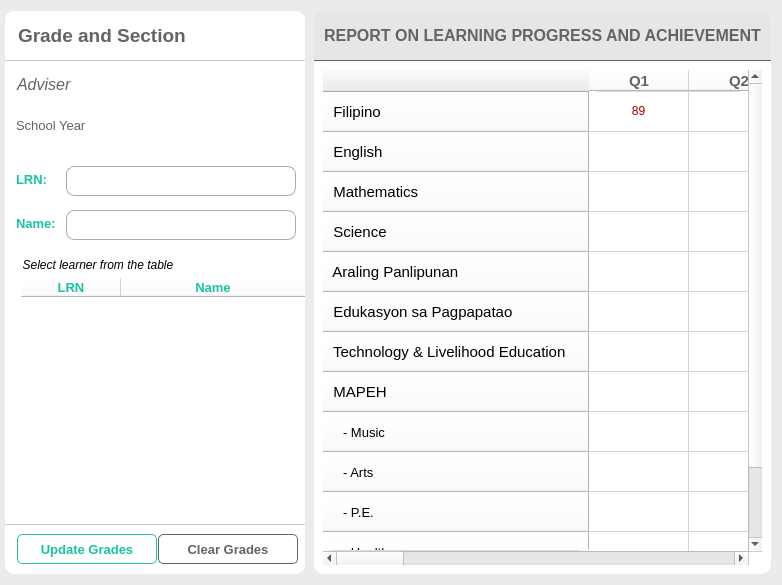
This is LMS_v2.1/ui/gradesJHS.ui in jpcanas/School_LMSv2 as Qt 5 draws it before an edit. The edited form follows.
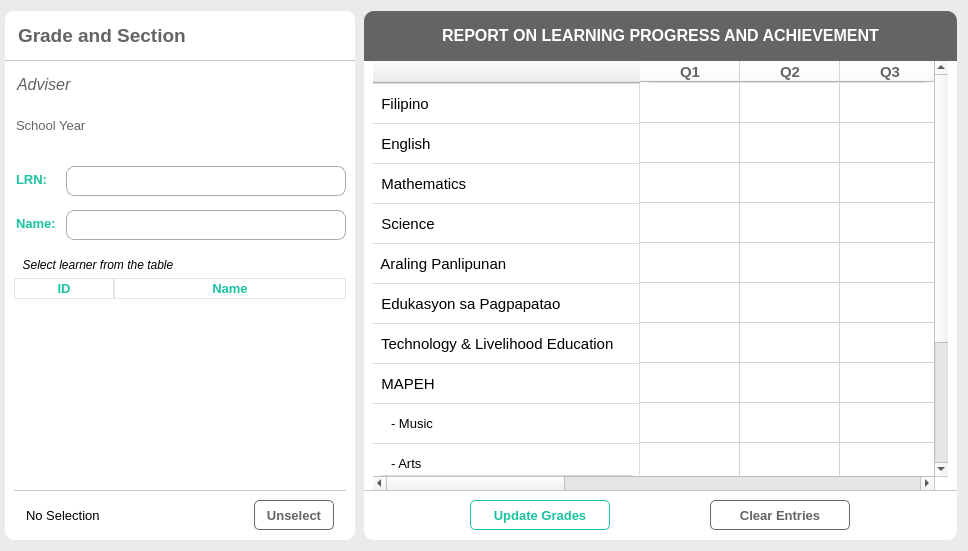
This is the edited form.

```diff
--- a/LMS_v2.1/ui/gradesJHS.ui
+++ b/LMS_v2.1/ui/gradesJHS.ui
@@ -6,8 +6,8 @@
    <rect>
     <x>0</x>
     <y>0</y>
-    <width>759</width>
-    <height>585</height>
+    <width>968</width>
+    <height>551</height>
    </rect>
   </property>
   <property name="windowTitle">
@@ -334,6 +334,27 @@
        </widget>
       </item>
       <item>
+       <widget class="QFrame" name="tableFrame">
+        <property name="frameShape">
+         <enum>QFrame::StyledPanel</enum>
+        </property>
+        <property name="frameShadow">
+         <enum>QFrame::Raised</enum>
+        </property>
+        <layout class="QVBoxLayout" name="verticalLayout_5">
+         <property name="spacing">
+          <number>0</number>
+         </property>
+         <property name="leftMargin">
+          <number>9</number>
+         </property>
+         <property name="topMargin">
+          <number>0</number>
+         </property>
+         <property name="bottomMargin">
+          <number>0</number>
+         </property>
+         <item>
        <widget class="QTableWidget" name="studentJHSTable">
         <property name="styleSheet">
          <string notr="true">QTableWidget{
@@ -342,14 +363,25 @@
 }
 QFrame{
 	background-color:  rgb(255, 255, 255);
+}
+QTableView::item{
 	padding-left: 8px;
 }
 
 QTableView::item:selected  {
-	color: rgb(255, 255, 255);
-	background-color: rgb(100, 100, 100);
+	color: rgb(0, 0, 0);
+	background-color: rgb(230, 230, 230);
 }
 
+QHeaderView:section{
+	color: rgb(26, 194, 161);
+	background-color: rgb(255, 255, 255);
+border: 1px solid rgb(230, 230, 230);
+}
+
+
+
+
 </string>
         </property>
         <property name="selectionMode">
@@ -366,7 +398,7 @@
         </attribute>
         <column>
          <property name="text">
-          <string>LRN</string>
+             <string>ID</string>
          </property>
          <property name="font">
           <font>
@@ -407,7 +439,7 @@
        </widget>
       </item>
       <item>
-       <widget class="QFrame" name="frame_5">
+          <widget class="QFrame" name="frame_7">
         <property name="minimumSize">
          <size>
           <width>0</width>
@@ -431,7 +463,7 @@
         <property name="frameShadow">
          <enum>QFrame::Raised</enum>
         </property>
-        <layout class="QHBoxLayout" name="horizontalLayout_2">
+           <layout class="QHBoxLayout" name="horizontalLayout_3">
          <property name="leftMargin">
           <number>12</number>
          </property>
@@ -445,55 +477,45 @@
           <number>0</number>
          </property>
          <item>
-          <widget class="QPushButton" name="updGradeJHS">
+             <widget class="QLabel" name="lblSelection">
            <property name="minimumSize">
             <size>
-             <width>140</width>
-             <height>30</height>
+                <width>0</width>
+                <height>0</height>
             </size>
            </property>
            <property name="maximumSize">
             <size>
-             <width>140</width>
+                <width>16777215</width>
              <height>16777215</height>
             </size>
            </property>
            <property name="font">
             <font>
              <pointsize>10</pointsize>
-             <bold>true</bold>
-            </font>
-           </property>
-           <property name="cursor">
-            <cursorShape>PointingHandCursor</cursorShape>
-           </property>
+               </font>
+              </property>
            <property name="styleSheet">
-            <string notr="true">QPushButton{
-border: 1px solid rgb(26, 194, 161);
-border-radius: 5px;
-	color: rgb(26, 194, 161);
-}
-QPushButton:hover, QPushButton:focus{
-	background-color: rgb(26, 194, 161);
-	color: rgb(255, 255, 255);
+               <string notr="true">QLabel{
+border: none;
 }</string>
            </property>
            <property name="text">
-            <string>Update Grades</string>
+               <string>No Selection</string>
            </property>
           </widget>
          </item>
          <item>
-          <widget class="QPushButton" name="clrGradeJHS">
+             <widget class="QPushButton" name="btnUnselect">
            <property name="minimumSize">
             <size>
-             <width>140</width>
+                <width>80</width>
              <height>30</height>
             </size>
            </property>
            <property name="maximumSize">
             <size>
-             <width>140</width>
+                <width>80</width>
              <height>16777215</height>
             </size>
            </property>
@@ -518,8 +540,11 @@
 }</string>
            </property>
            <property name="text">
-            <string>Clear Grades</string>
-           </property>
+               <string>Unselect</string>
+              </property>
+             </widget>
+            </item>
+           </layout>
           </widget>
          </item>
         </layout>
@@ -580,8 +605,8 @@
         </property>
         <property name="styleSheet">
          <string notr="true">QLabel{
-	background-color: rgb(230, 230, 230);
-	color: rgb(100, 100, 100);
+	background-color: rgb(100, 100, 100);
+	color: rgb(255, 255, 255);
 	border-top-left-radius: 10px;
 	border-top-right-radius: 10px;
 	border-bottom-left-radius: 0;
@@ -616,13 +641,54 @@
         <property name="frameShadow">
          <enum>QFrame::Raised</enum>
         </property>
-        <layout class="QHBoxLayout" name="horizontalLayout_3">
+        <layout class="QVBoxLayout" name="verticalLayout_4">
+         <property name="spacing">
+          <number>0</number>
+         </property>
+         <property name="leftMargin">
+          <number>0</number>
+         </property>
+         <property name="topMargin">
+          <number>0</number>
+         </property>
+         <property name="rightMargin">
+          <number>0</number>
+         </property>
+         <property name="bottomMargin">
+          <number>0</number>
+         </property>
+         <item>
+          <widget class="QFrame" name="tableFrameGrade">
+           <property name="frameShape">
+            <enum>QFrame::StyledPanel</enum>
+           </property>
+           <property name="frameShadow">
+            <enum>QFrame::Raised</enum>
+           </property>
+           <layout class="QVBoxLayout" name="verticalLayout_6">
+            <property name="spacing">
+             <number>0</number>
+            </property>
+            <property name="topMargin">
+             <number>0</number>
+            </property>
+            <property name="bottomMargin">
+             <number>0</number>
+            </property>
          <item>
           <widget class="QTableWidget" name="gradeJHSTable">
            <property name="styleSheet">
             <string notr="true">QHeaderView{
 	border-bottom: 1px solid rgb(220, 220, 220); 
 }
+QHeaderView::section:vertical{
+	background-color: rgb(255, 255, 255);
+	border-top: none;
+   border-top: 1px solid rgb(220, 220, 220); 
+   border-right: 1px solid rgb(220, 220, 220); 
+	
+}
+
 /*
 QHeaderView::section:hover{
 	background-color: rgb(230, 230, 230);
@@ -968,7 +1034,7 @@
            </column>
            <item row="0" column="0">
             <property name="text">
-             <string>89</string>
+                <string/>
             </property>
             <property name="font">
              <font/>
@@ -1026,6 +1092,128 @@
              <string/>
             </property>
            </item>
+             </widget>
+            </item>
+           </layout>
+          </widget>
+         </item>
+         <item>
+          <widget class="QFrame" name="frame_5">
+           <property name="minimumSize">
+            <size>
+             <width>0</width>
+             <height>50</height>
+            </size>
+           </property>
+           <property name="styleSheet">
+            <string notr="true">QFrame{
+	border-top: 1px solid rgb(200,200,200);
+	border-top-left-radius: 0;
+	border-top-right-radius: 0;
+	border-bottom-left-radius: 10px;
+	border-bottom-right-radius: 10px;
+}
+
+</string>
+           </property>
+           <property name="frameShape">
+            <enum>QFrame::NoFrame</enum>
+           </property>
+           <property name="frameShadow">
+            <enum>QFrame::Raised</enum>
+           </property>
+           <layout class="QHBoxLayout" name="horizontalLayout_2">
+            <property name="leftMargin">
+             <number>12</number>
+            </property>
+            <property name="topMargin">
+             <number>0</number>
+            </property>
+            <property name="rightMargin">
+             <number>12</number>
+            </property>
+            <property name="bottomMargin">
+             <number>0</number>
+            </property>
+            <item>
+             <widget class="QPushButton" name="updGradeJHS">
+              <property name="minimumSize">
+               <size>
+                <width>140</width>
+                <height>30</height>
+               </size>
+              </property>
+              <property name="maximumSize">
+               <size>
+                <width>140</width>
+                <height>16777215</height>
+               </size>
+              </property>
+              <property name="font">
+               <font>
+                <pointsize>10</pointsize>
+                <bold>true</bold>
+               </font>
+              </property>
+              <property name="cursor">
+               <cursorShape>PointingHandCursor</cursorShape>
+              </property>
+              <property name="styleSheet">
+               <string notr="true">QPushButton{
+border: 1px solid rgb(26, 194, 161);
+border-radius: 5px;
+	color: rgb(26, 194, 161);
+}
+QPushButton:hover, QPushButton:focus{
+	background-color: rgb(26, 194, 161);
+	color: rgb(255, 255, 255);
+}</string>
+              </property>
+              <property name="text">
+               <string>Update Grades</string>
+              </property>
+             </widget>
+            </item>
+            <item>
+             <widget class="QPushButton" name="clrGradeJHS">
+              <property name="minimumSize">
+               <size>
+                <width>140</width>
+                <height>30</height>
+               </size>
+              </property>
+              <property name="maximumSize">
+               <size>
+                <width>140</width>
+                <height>16777215</height>
+               </size>
+              </property>
+              <property name="font">
+               <font>
+                <pointsize>10</pointsize>
+                <bold>true</bold>
+               </font>
+              </property>
+              <property name="cursor">
+               <cursorShape>PointingHandCursor</cursorShape>
+              </property>
+              <property name="styleSheet">
+               <string notr="true">QPushButton{
+border: 1px solid rgb(100, 100, 100);
+border-radius: 5px;
+	color: rgb(100, 100, 100);
+}
+QPushButton:hover, QPushButton:focus{
+	background-color: rgb(100, 100, 100);
+	color: rgb(255, 255, 255);
+}</string>
+              </property>
+              <property name="text">
+               <string>Clear Entries</string>
+              </property>
+             </widget>
+            </item>
+           </layout>
           </widget>
          </item>
         </layout>
```
Lines whose indentation alone changed are shown as unchanged.
